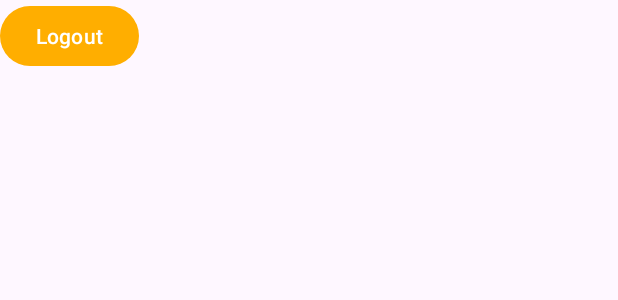
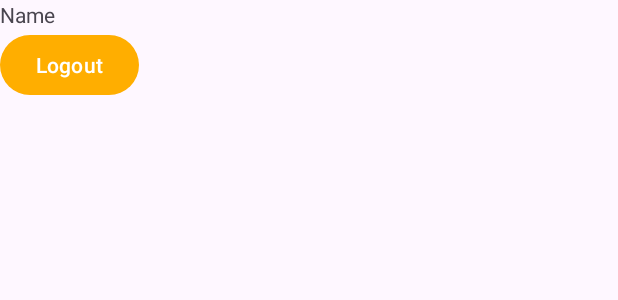
Before and after one commit to sumdx/RestauYou, an Android app: the layout activity_user_home_page.xml on its own in the app's theme, with its tools: preview values and no code run, on a phone screen of 412 x 824 dp. Shown: the top 300 px of the screen. Run offline under Robolectric (Android 15) with nearby library versions, the phone set to English and light mode, and no system bars.

Commit message:
latest up

```diff
--- a/app/src/main/java/com/example/restauyou/UserHomePageActivity.java
+++ b/app/src/main/java/com/example/restauyou/UserHomePageActivity.java
@@ -4,6 +4,7 @@ import android.content.Intent;
 import android.os.Bundle;
 import android.view.View;
 import android.widget.Button;
+import android.widget.TextView;
 
 import androidx.activity.EdgeToEdge;
 import androidx.appcompat.app.AppCompatActivity;
@@ -28,6 +29,8 @@ public class UserHomePageActivity extends AppCompatActivity {
         });
 
         user = FirebaseAuth.getInstance().getCurrentUser();
+        TextView displayName = findViewById(R.id.tvDisplayName);
+        displayName.setText(user.getDisplayName());
 
         Button logoutBtn = findViewById(R.id.demoLogout);
         logoutBtn.setOnClickListener(new View.OnClickListener() {
--- a/app/src/main/res/layout/activity_user_home_page.xml
+++ b/app/src/main/res/layout/activity_user_home_page.xml
@@ -5,7 +5,14 @@
     android:id="@+id/main"
     android:layout_width="match_parent"
     android:layout_height="match_parent"
-    tools:context=".UserHomePageActivity">
+    tools:context=".UserHomePageActivity"
+    android:orientation="vertical">
+
+    <TextView
+        android:id="@+id/tvDisplayName"
+        android:layout_width="wrap_content"
+        android:layout_height="wrap_content"
+        android:text="Name"/>
 
     <Button
         android:id="@+id/demoLogout"
```
Also changed, not shown: app/src/main/java/com/example/restauyou/SignupActivity.java (+33 -13 lines).
